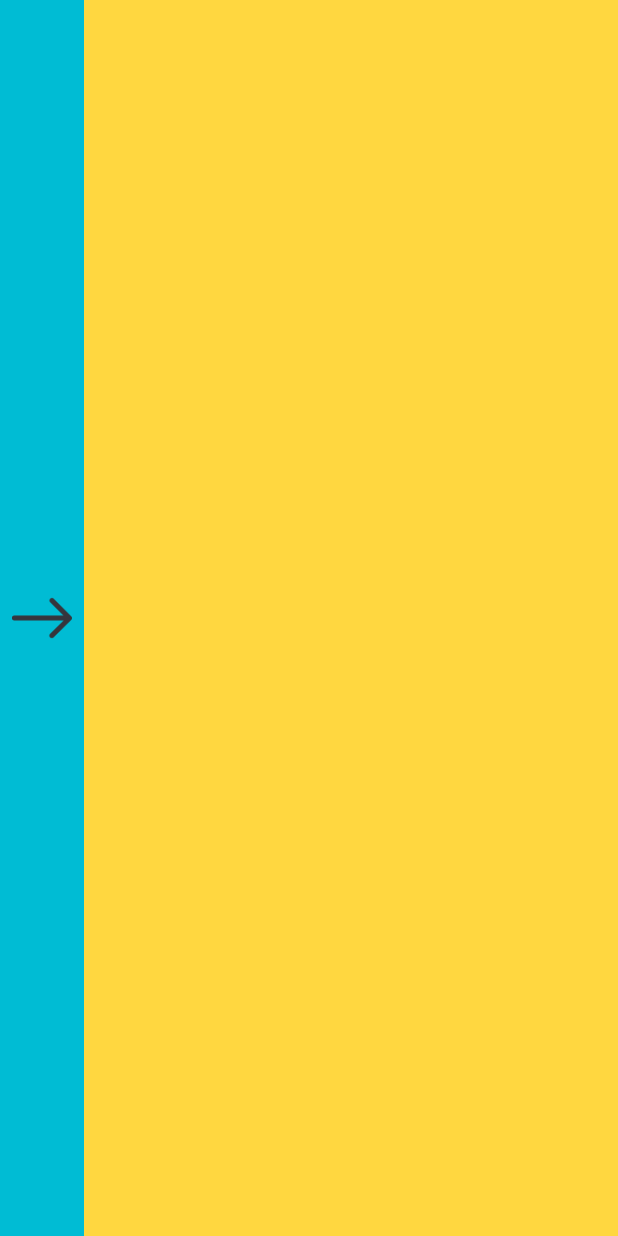
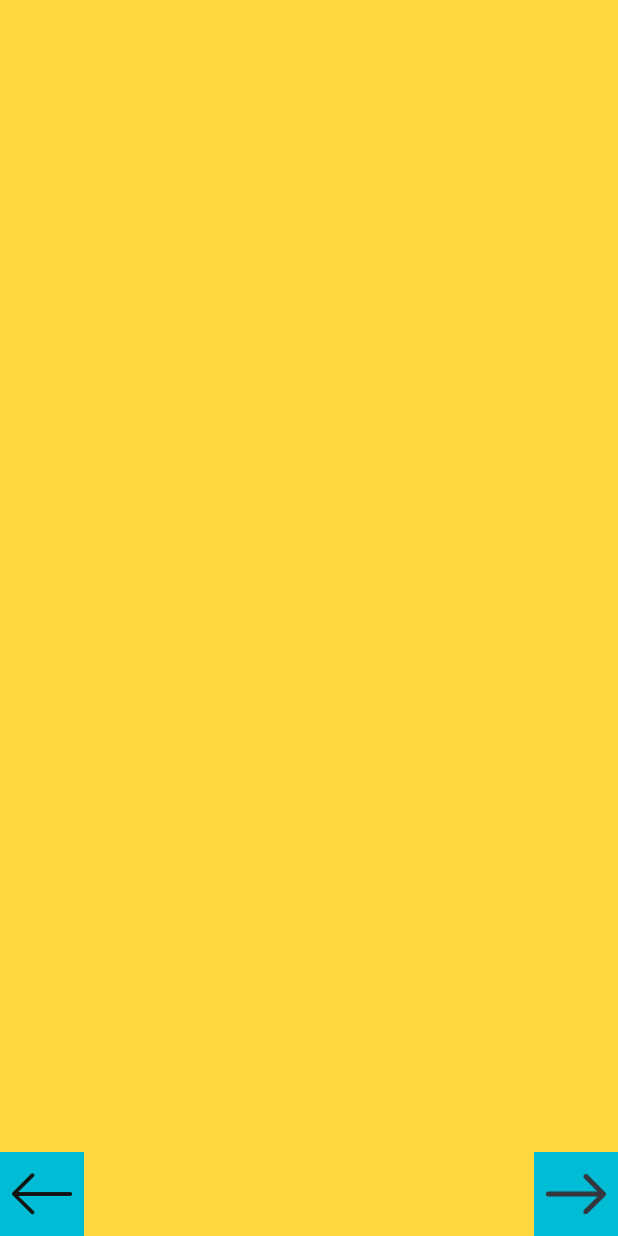
Before and after one commit to nohack11/sphere-app, a Flutter app: the RegisterPage screen opened directly, on a phone screen of 412 x 824 dp. Run offline on Flutter 3.47's test engine with Material 2 defaults, Android fonts, the phone set to English and light mode, and no system bars.

Commit message:
arrow widgets created

```diff
--- a/lib/src/register.dart
+++ b/lib/src/register.dart
@@ -24,13 +24,31 @@ class _RegisterState extends State<RegisterPage> {
   Widget build(BuildContext context) {
     return Scaffold(
       backgroundColor: Colors.amberAccent,
-      body: Flex(
-        direction: Axis.horizontal,
-        mainAxisAlignment: MainAxisAlignment.start,
+      body: Container(
+        padding: EdgeInsets.zero,
+        child: Stack(
+          fit: StackFit.expand,
           children: [
-          Container(
+            Align(
+              alignment: Alignment.bottomRight,
+              child: RightArr(),
+            ),
+            Align(
+              alignment: Alignment.bottomLeft,
+              child: LeftArr(),
+            ),
+          ],
+        ),
+      ),
+    );
+  }
+}
+
+class RightArr extends StatelessWidget {
+  @override
+  Widget build(BuildContext context) {
+    return Container(
       color: Colors.cyan,
-            alignment: Alignment(-1.0, 0.0),
       child: IconButton(
         icon: Image.asset('assets/icons/right_arrow_long.png'),
         iconSize: 40,
@@ -41,8 +59,24 @@ class _RegisterState extends State<RegisterPage> {
           );
         },
       ),
-          ),
-        ],
+    );
+  }
+}
+
+class LeftArr extends StatelessWidget {
+  @override
+  Widget build(BuildContext context) {
+    return Container(
+      color: Colors.cyan,
+      child: IconButton(
+        icon: Image.asset('assets/icons/left_arrow.png'),
+        iconSize: 40,
+        onPressed: () {
+          Navigator.push(
+            context,
+            MaterialPageRoute(builder: (context) => WelcomePage()),
+          );
+        },
       ),
     );
   }
```
Also changed, not shown: lib/src/welcome.dart (+40 -17 lines), 1 other file. Lines whose indentation alone changed are shown as unchanged.
